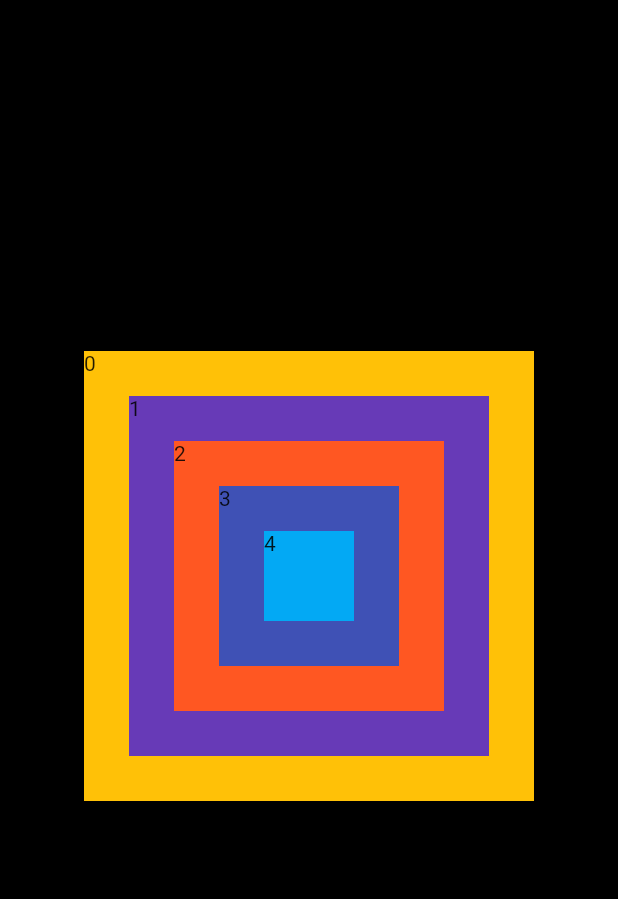
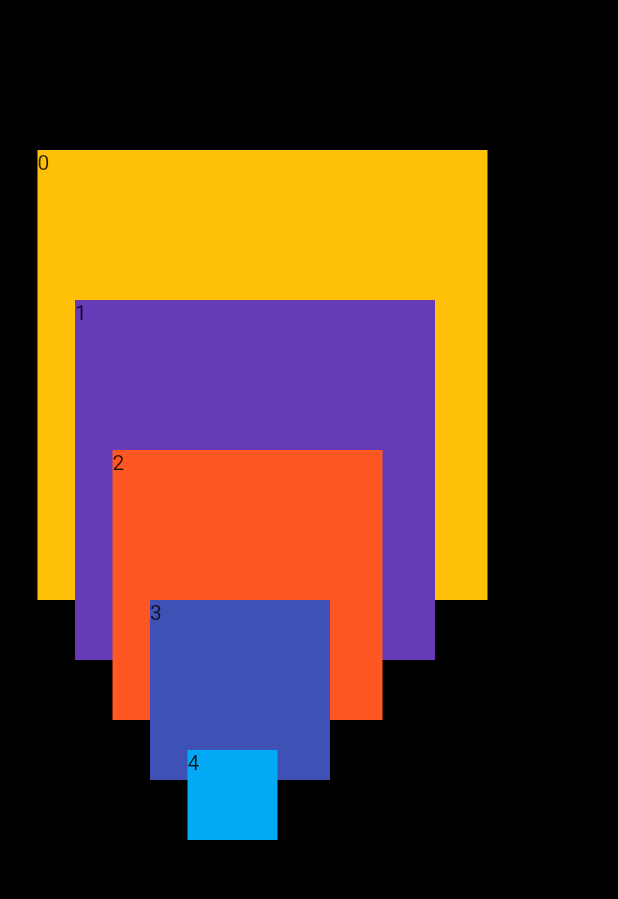
Before and after one commit to ozgursarikamis/flutter-layouts, a Flutter app: the screen it shows after launch, on a phone screen of 412 x 824 dp, the part 84-983 px from its top. Run offline on Flutter 3.47's test engine with Material 2 defaults, Android fonts, the phone set to English and light mode, and no system bars.

Commit message:
Positioned

```diff
--- a/lib/main.dart
+++ b/lib/main.dart
@@ -53,8 +53,9 @@ class Home extends StatelessWidget {
     squares.add(Container(color: Colors.black));
 
     while (i < numSquares) {
-      Align square = Align(
-          alignment: Alignment.center,
+      Positioned square = Positioned(
+          top: 100 + i.toDouble() * 100,
+          left: 25 + i.toDouble() * 25,
           child: Container(
             color: colors[i],
             width: 60.0 * (numSquares - i),
```
